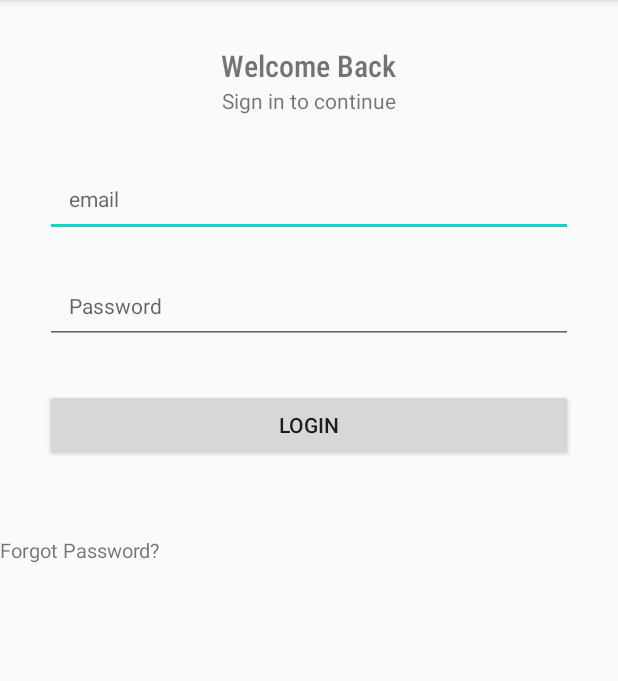
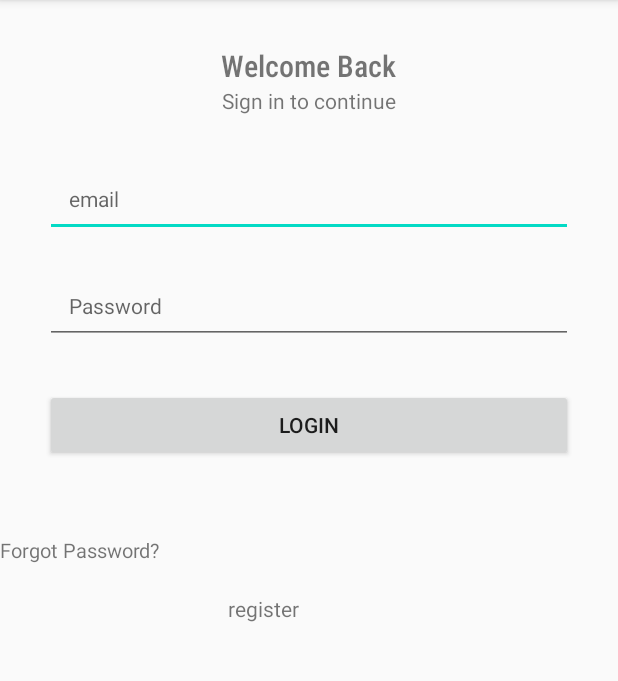
Before and after one commit to svikram9500/RecyclerViewAdapter, an Android app: the screen it shows after launch (MainActivity), on a phone screen of 412 x 824 dp, the part 84-765 px from its top. Run offline under Robolectric (Android 15) with nearby library versions, the phone set to English and light mode, and no system bars; our stand-ins replace Firebase (no records; nobody signed in at launch, a user with empty details on screens opened directly).

Commit message:
third commit

```diff
--- a/app/src/main/AndroidManifest.xml
+++ b/app/src/main/AndroidManifest.xml
@@ -9,7 +9,8 @@
         android:roundIcon="@mipmap/ic_launcher_round"
         android:supportsRtl="true"
         android:theme="@style/AppTheme">
-        <activity android:name=".Login"></activity>
+        <activity android:name=".Registerr"></activity>
+        <activity android:name=".Login" />
         <activity android:name=".ProductActivity" />
         <activity android:name=".HomeActivity" />
         <activity android:name=".MainActivity">
--- a/app/src/main/java/com/example/productrecycler/MainActivity.java
+++ b/app/src/main/java/com/example/productrecycler/MainActivity.java
@@ -64,6 +64,13 @@ public class MainActivity extends AppCompatActivity {
             }
         });
 
+        click_to_register.setOnClickListener(new View.OnClickListener() {
+            @Override
+            public void onClick(View v) {
+                startActivity(new Intent(MainActivity.this,Registerr.class));
+            }
+        });
+
 
 
 
--- a/app/src/main/res/layout/activity_main.xml
+++ b/app/src/main/res/layout/activity_main.xml
@@ -96,12 +96,9 @@
         android:layout_marginTop="20dp"
         android:layout_marginRight="30dp"
         android:layout_marginEnd="30dp"
-
+        android:text="register"
+        android:layout_gravity="center"
         android:textSize="14sp"
-        app:layout_constraintStart_toStartOf="parent"
-        app:layout_constraintEnd_toEndOf="parent"
-        android:layout_marginBottom="30dp"
-        app:layout_constraintBottom_toBottomOf="parent"
         />
 
 </LinearLayout>
```
Also changed, not shown: app/src/main/java/com/example/productrecycler/Registerr.java (added, +14 -0 lines), app/src/main/res/layout/activity_registerr.xml (added, +32 -0 lines).
